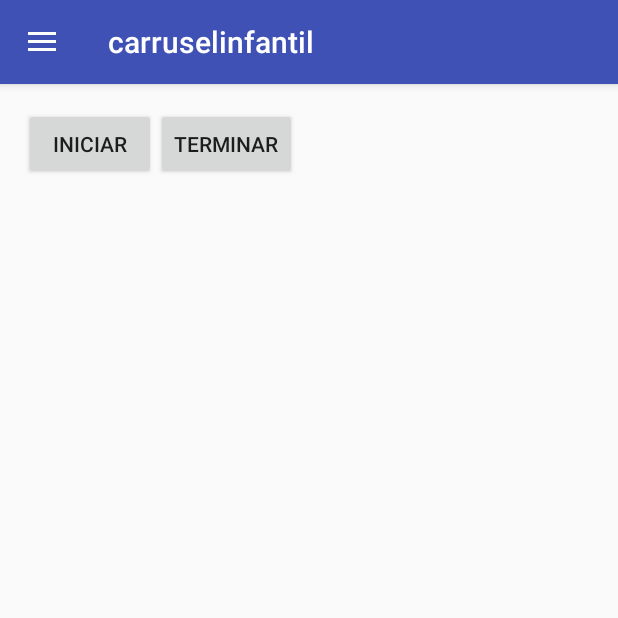
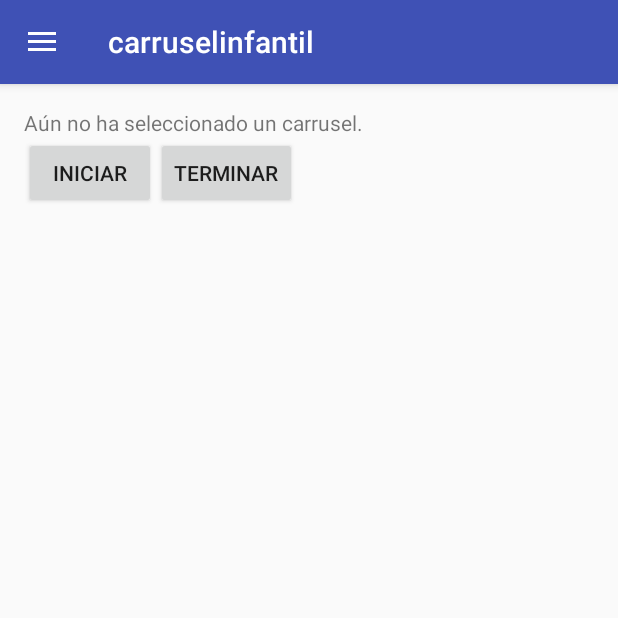
Before and after one commit to ThinkUpStudios/carrusel-infantil-android, an Android app: the MisCarruselesActivity screen opened directly, with no data from a screen before it, after a tap on "INICIAR", on a phone screen of 412 x 824 dp, the top half of it. Run offline under Robolectric (Android 15) with nearby library versions, the phone set to English and light mode, and no system bars; 2 statements that could not run were skipped.

Commit message:
Agrego una validacion en pantalla mis carruseles.

```diff
--- a/carruselinfantil/app/src/main/java/thinkup/com/carruselinfantil/MisCarruselesActivity.java
+++ b/carruselinfantil/app/src/main/java/thinkup/com/carruselinfantil/MisCarruselesActivity.java
@@ -27,10 +27,15 @@ public class MisCarruselesActivity extends DrawerAbstractActivity {
 
     private Timer timer = null;
 
+    TextView misCarruseles;
+
     @Override
     protected void onCreate(Bundle savedInstanceState) {
         super.onCreate(savedInstanceState);
         gallery = (List<Uri>) getIntent().getSerializableExtra("CARRUSEL_SELECCIONADO");
+
+        misCarruseles = (TextView) findViewById(R.id.textoMisCarruseles);
+
 
         //PARA EL CARRUSEL
         imageSwitcher = (ImageSwitcher) findViewById(R.id.carrusel_seleccionado);
@@ -41,8 +46,7 @@ public class MisCarruselesActivity extends DrawerAbstractActivity {
             }
         });
 
-        // Set animations
-        // https://danielme.com/2013/08/18/diseno-android-transiciones-entre-activities/
+
         Animation fadeIn = AnimationUtils.loadAnimation(this, R.anim.fade_in);
         Animation fadeOut = AnimationUtils.loadAnimation(this, R.anim.fade_out);
         imageSwitcher.setInAnimation(fadeIn);
@@ -53,19 +57,23 @@ public class MisCarruselesActivity extends DrawerAbstractActivity {
         return R.layout.mis_carruseles_drawer;
     }
 
-    //PARA CARRUSEL
-    // ////////////////////BUTTONS
+
     /**
      * starts or restarts the slider
      *
      * @param button
      */
     public void start(View button) {
-        if (timer != null) {
-            timer.cancel();
+        if(gallery!=null) {
+            if (timer != null) {
+                timer.cancel();
+            }
+            position = 0;
+            startSlider();
         }
-        position = 0;
-        startSlider();
+        else {
+            misCarruseles.setText("Aún no ha seleccionado un carrusel.");
+        }
     }
 
     public void stop(View button) {
--- a/carruselinfantil/app/src/main/res/layout/mis_carruseles_contenido.xml
+++ b/carruselinfantil/app/src/main/res/layout/mis_carruseles_contenido.xml
@@ -34,7 +34,11 @@
         app:layout_behavior="@string/appbar_scrolling_view_behavior"
         android:orientation="vertical">
 
-
+        <TextView
+            android:id="@+id/textoMisCarruseles"
+            android:layout_width="wrap_content"
+            android:layout_height="wrap_content"
+            android:text="" />
 
         <ImageSwitcher
             android:id="@+id/carrusel_seleccionado"
```
